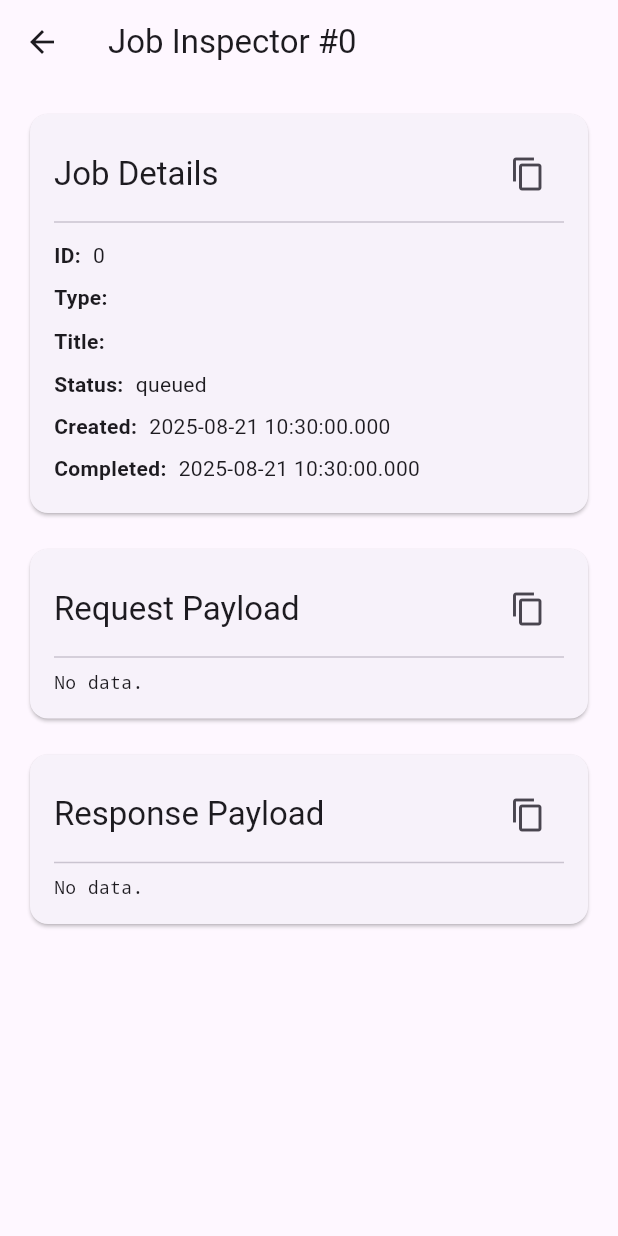
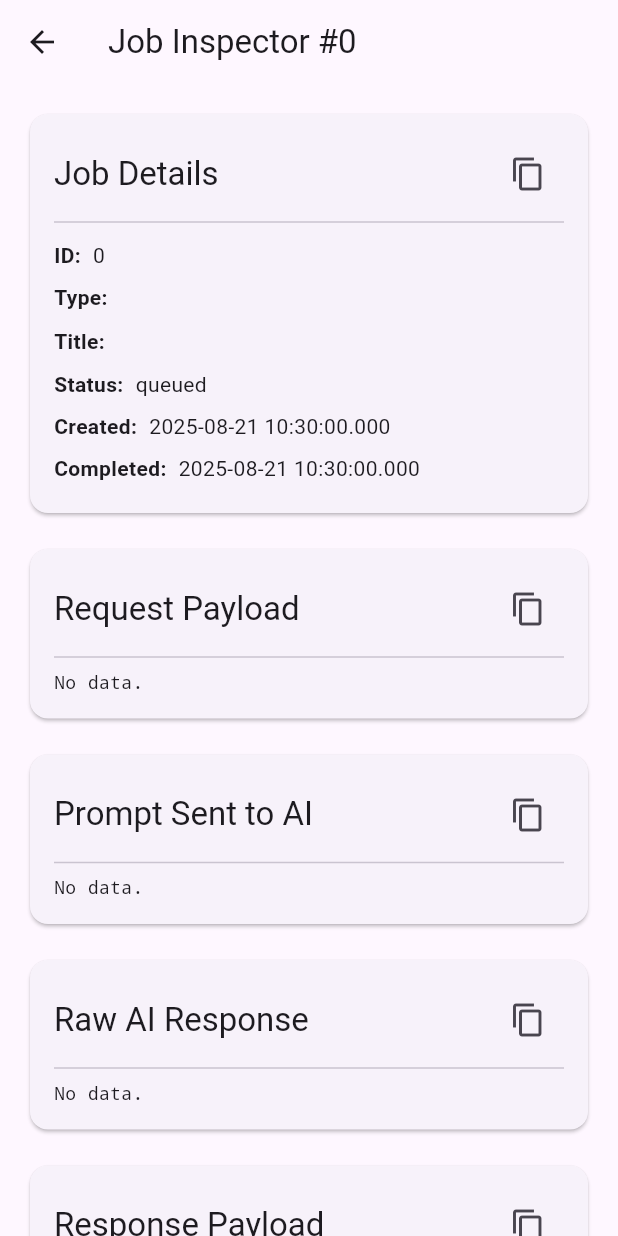
Before and after one commit to cernel-joson/recette, a Flutter app: the JobInspectorScreen screen opened directly with empty values, on a phone screen of 412 x 824 dp. Run offline on Flutter 3.47's test engine with Material 3 defaults, Android fonts, the phone set to English and light mode, and no system bars; our stand-ins replace file_picker, firebase_core, firebase_crashlytics, image_picker, package_info_plus, pdf and 4 more; missing offline and left inert: receive_sharing_intent; accounts and stored records are empty; statements that could not run were skipped.

Commit message:
Make raw AI responses available, fix recipe analysis

```diff
--- a/lib/core/jobs/data/models/job_model.dart
+++ b/lib/core/jobs/data/models/job_model.dart
@@ -15,6 +15,7 @@ class Job {
   final String requestPayload;
   final String? promptText;
   final String? responsePayload;
+  final String? rawAiResponse; // <-- NEW FIELD
   final String? errorMessage; // <-- NEW FIELD
   final DateTime createdAt;
   final DateTime? completedAt;
@@ -29,6 +30,7 @@ class Job {
     required this.requestPayload,
     this.promptText,
     this.responsePayload,
+    this.rawAiResponse, // <-- NEW
     this.errorMessage, // <-- NEW
     required this.createdAt,
     this.completedAt,
@@ -46,6 +48,7 @@ class Job {
       'request_payload': requestPayload,
       'prompt_text': promptText,
       'response_payload': responsePayload,
+      'raw_ai_response': rawAiResponse, // <-- NEW
       'error_message': errorMessage, // <-- NEW
       'created_at': createdAt.toIso8601String(),
       'completed_at': completedAt?.toIso8601String(),
@@ -64,6 +67,7 @@ class Job {
       requestPayload: map['request_payload'],
       promptText: map['prompt_text'],
       responsePayload: map['response_payload'],
+      rawAiResponse: map['raw_ai_response'], // <-- NEW
       errorMessage: map['error_message'], // <-- NEW
       createdAt: DateTime.parse(map['created_at']),
       completedAt: map['completed_at'] != null ? DateTime.parse(map['completed_at']) : null,
--- a/lib/core/jobs/data/repositories/job_repository.dart
+++ b/lib/core/jobs/data/repositories/job_repository.dart
@@ -54,7 +54,9 @@ class JobRepository {
       {
         'status': JobStatus.complete.name,
         'response_payload': result.responsePayload,
-        'title': result.title, // <-- NEW: Save the title
+        'title': result.title,
+        'prompt_text': result.promptText,
+        'raw_ai_response': result.rawAiResponse, // <-- NEW
         'completed_at': DateTime.now().toIso8601String(),
       },
       where: 'id = ?',
--- a/lib/core/presentation/screens/job_inspector_screen.dart
+++ b/lib/core/presentation/screens/job_inspector_screen.dart
@@ -41,6 +41,22 @@ class JobInspectorScreen extends StatelessWidget {
             context: context,
             title: 'Request Payload',
             jsonString: job.requestPayload,
+          ),
+          const SizedBox(height: 16),
+          // --- Add this new card for the prompt text ---
+          _buildJsonCard(
+            context: context,
+            title: 'Prompt Sent to AI',
+            jsonString: job.promptText,
+            isJson: false, // This tells the widget to display it as plain text
+          ),
+          const SizedBox(height: 16),
+          // --- NEW CARD FOR RAW RESPONSE ---
+          _buildJsonCard(
+            context: context,
+            title: 'Raw AI Response',
+            jsonString: job.rawAiResponse,
+            isJson: false, // Display as plain text
           ),
           const SizedBox(height: 16),
           _buildJsonCard(
@@ -105,18 +121,26 @@ class JobInspectorScreen extends StatelessWidget {
     );
   }
 
+  // --- THIS IS THE FIX ---
+  // The method signature now includes the optional 'isJson' parameter.
   Widget _buildJsonCard({
     required BuildContext context,
     required String title,
     String? jsonString,
+    bool isJson = true, // Default to true for backward compatibility
   }) {
-    String formattedJson = 'No data.';
+    String formattedText = 'No data.';
     if (jsonString != null && jsonString.isNotEmpty) {
-      try {
-        final decoded = json.decode(jsonString);
-        formattedJson = const JsonEncoder.withIndent('  ').convert(decoded);
-      } catch (e) {
-        formattedJson = 'Error parsing JSON:\n$jsonString';
+      if (isJson) {
+        try {
+          final decoded = json.decode(jsonString);
+          formattedText = const JsonEncoder.withIndent('  ').convert(decoded);
+        } catch (e) {
+          formattedText = 'Error parsing JSON:\n$jsonString';
+        }
+      } else {
+        // If it's not JSON, just use the string as is.
+        formattedText = jsonString;
       }
     }
 
@@ -134,7 +158,7 @@ class JobInspectorScreen extends StatelessWidget {
                   icon: const Icon(Icons.copy),
                   tooltip: 'Copy to Clipboard',
                   onPressed: () {
-                    Clipboard.setData(ClipboardData(text: formattedJson));
+                    Clipboard.setData(ClipboardData(text: formattedText));
                     ScaffoldMessenger.of(context).showSnackBar(
                       const SnackBar(content: Text('Copied to clipboard!')),
                     );
@@ -144,7 +168,7 @@ class JobInspectorScreen extends StatelessWidget {
             ),
             const Divider(),
             SelectableText(
-              formattedJson,
+              formattedText,
               style: const TextStyle(fontFamily: 'monospace', fontSize: 12),
             ),
           ],
--- a/lib/core/services/database_helper.dart
+++ b/lib/core/services/database_helper.dart
@@ -11,7 +11,7 @@ class DatabaseHelper {
   static Database? _database;
 
   // IMPORTANT: Increment the DB version to trigger the upgrade.
-  static const int _dbVersion = 13;
+  static const int _dbVersion = 14;
 
   Future<Database> get database async {
     if (_database != null) return _database!;
@@ -69,7 +69,7 @@ class DatabaseHelper {
     if (oldVersion < 11) await _createJobHistoryTable(db);
     if (oldVersion < 12) await _addColumnIfNotExists(db, 'job_history', 'title', 'TEXT');
     if (oldVersion < 13) await _addColumnIfNotExists(db, 'job_history', 'error_message', 'TEXT');
-
+    if (oldVersion < 14) await _addColumnIfNotExists(db, 'job_history', 'raw_ai_response', 'TEXT');
     debugPrint("--- _upgradeDB complete. ---");
   }
 
@@ -315,6 +315,7 @@ class DatabaseHelper {
         job_type TEXT NOT NULL,
         title TEXT,
         status TEXT NOT NULL,
+        raw_ai_response TEXT,
         error_message TEXT,
         priority TEXT NOT NULL DEFAULT 'normal',
         request_fingerprint TEXT UNIQUE,
--- a/lib/features/dietary_profile/data/services/profile_service.dart
+++ b/lib/features/dietary_profile/data/services/profile_service.dart
@@ -31,7 +31,12 @@ class ProfileService {
     final responseBody = await ApiHelper.analyzeRaw({
       'review_text': profile.fullProfileText,
     });
-    return ProfileReview.fromJson(responseBody);
+
+    // --- NEW: Extract data from the new response structure ---
+    final aiResult = responseBody['result'];
+    final promptText = responseBody['prompt_text'];
+
+    return ProfileReview.fromJson(aiResult);
   }
 
   /// Saves the user's dietary profile to local storage.
--- a/lib/features/inventory/data/services/inventory_service.dart
+++ b/lib/features/inventory/data/services/inventory_service.dart
@@ -120,7 +120,13 @@ class InventoryService {
         'locations': locationNames,
       }
     };
-    final parsedItems = await ApiHelper.analyzeRaw(requestBody, model: AiModel.flash) as List<dynamic>;
+    final responseBody = await ApiHelper.analyzeRaw(requestBody, model: AiModel.flash);
+
+    // --- NEW: Extract data from the new response structure ---
+    final aiResult = responseBody['result'];
+    final promptText = responseBody['prompt_text'];
+
+    final parsedItems = aiResult as List<dynamic>;
 
     // 3. Use a transaction to update the local database.
     final db = await _db.database;
@@ -206,7 +212,13 @@ class InventoryService {
     };
 
     // 3. Call the API
-    final response = await ApiHelper.analyzeRaw(requestBody);
+    final responseBody = await ApiHelper.analyzeRaw(requestBody);
+
+    // --- NEW: Extract data from the new response structure ---
+    final aiResult = responseBody['result'];
+    final promptText = responseBody['prompt_text'];
+
+    final response = aiResult;
 
     // 4. Return the structured result
     if (response is List) {
--- a/lib/features/recipes/data/jobs/recipe_analysis_worker.dart
+++ b/lib/features/recipes/data/jobs/recipe_analysis_worker.dart
@@ -11,31 +11,29 @@ import 'package:recette/features/recipes/recipes.dart';
 class RecipeAnalysisWorker implements JobWorker {
   @override
   Future<JobResult> execute(Job job) async {
-    // This worker's job is now to simply pass the request payload
-    // to the unified backend endpoint.
     final requestData = json.decode(job.requestPayload);
 
-    // --- THIS IS THE FIX ---
-    // The ApiHelper sends the request body directly. We need to ensure the
-    // payload is wrapped with the key the backend router is expecting.
     final responseJson = await ApiHelper.analyzeRaw({
       'recipe_analysis_request': requestData
     }, model: AiModel.pro);
-    // --- END OF FIX ---
 
-    // --- NEW: Extract data from the new response structure ---
     final aiResult = responseJson['result'];
     final promptText = responseJson['prompt_text'];
+    final rawResponseText = responseJson['raw_response_text']; // <-- NEW
+    final errorMessage = responseJson['error']; // <-- NEW
 
-    final recipe = Recipe.fromMap(aiResult);
+    // If parsing failed on the backend, throw an exception here
+    if (aiResult == null) {
+      throw Exception(errorMessage ?? "Backend failed to parse AI response.");
+    }
 
-    // The result contains the full recipe JSON and its title for the job banner.
+    final recipe = Recipe.fromJson(aiResult, requestData['recipe_data']['url'] ?? 'Pasted Content');
+
     return JobResult(
       responsePayload: json.encode(recipe.toMap()),
       title: recipe.title,
-      // The worker can now also pass the prompt text to be saved in the job.
-      // You would need to add a `promptText` field to `JobResult` and handle
-      // it in the `JobRepository.completeJob` method.
+      promptText: promptText,
+      rawAiResponse: rawResponseText, // <-- NEW
     );
   }
 }
--- a/lib/features/recipes/data/services/recipe_parsing_service.dart
+++ b/lib/features/recipes/data/services/recipe_parsing_service.dart
@@ -15,7 +15,13 @@ class RecipeParsingService {
       'url': url,
       'tasks': tasks.map((t) => t.toString().split('.').last).toList(),
     };
-    final Map<String, dynamic> data = await ApiHelper.analyzeRaw(requestBody, model: AiModel.pro);
+    final responseBody = await ApiHelper.analyzeRaw(requestBody, model: AiModel.pro);
+
+    // --- NEW: Extract data from the new response structure ---
+    final aiResult = responseBody['result'];
+    final promptText = responseBody['prompt_text'];
+
+    final Map<String, dynamic> data = aiResult;
     return Recipe.fromJson(data, url);
   }
 
@@ -25,7 +31,13 @@ class RecipeParsingService {
       'text': text,
       'tasks': tasks.map((t) => t.toString().split('.').last).toList(),
     };
-    final Map<String, dynamic> data = await ApiHelper.analyzeRaw(requestBody, model: AiModel.pro);
+    final responseBody = await ApiHelper.analyzeRaw(requestBody, model: AiModel.pro);
+
+    // --- NEW: Extract data from the new response structure ---
+    final aiResult = responseBody['result'];
+    final promptText = responseBody['prompt_text'];
+
+    final Map<String, dynamic> data = aiResult;
     return Recipe.fromJson(data, 'Pasted Text');
   }
 
@@ -37,7 +49,13 @@ class RecipeParsingService {
       'image': base64Image,
       'tasks': tasks.map((t) => t.toString().split('.').last).toList(),
     };
-    final Map<String, dynamic> data = await ApiHelper.analyzeRaw(requestBody, model: AiModel.pro);
+    final responseBody = await ApiHelper.analyzeRaw(requestBody, model: AiModel.pro);
+
+    // --- NEW: Extract data from the new response structure ---
+    final aiResult = responseBody['result'];
+    final promptText = responseBody['prompt_text'];
+
+    final Map<String, dynamic> data = aiResult;
     return Recipe.fromJson(data, 'Scanned Content');
   }
 }
```
Also changed, not shown: lib/core/jobs/data/models/job_result.dart (+8 -1 lines), lib/features/recipes/data/models/recipe_model.dart (+29 -46 lines), lib/features/recipes/data/services/ai_enhancement_service.dart (+22 -31 lines), lib/features/recipes/data/services/health_check_service.dart (+7 -3 lines), lib/features/recipes/presentation/screens/recipe_library_screen.dart (+6 -8 lines), 2 other files.
